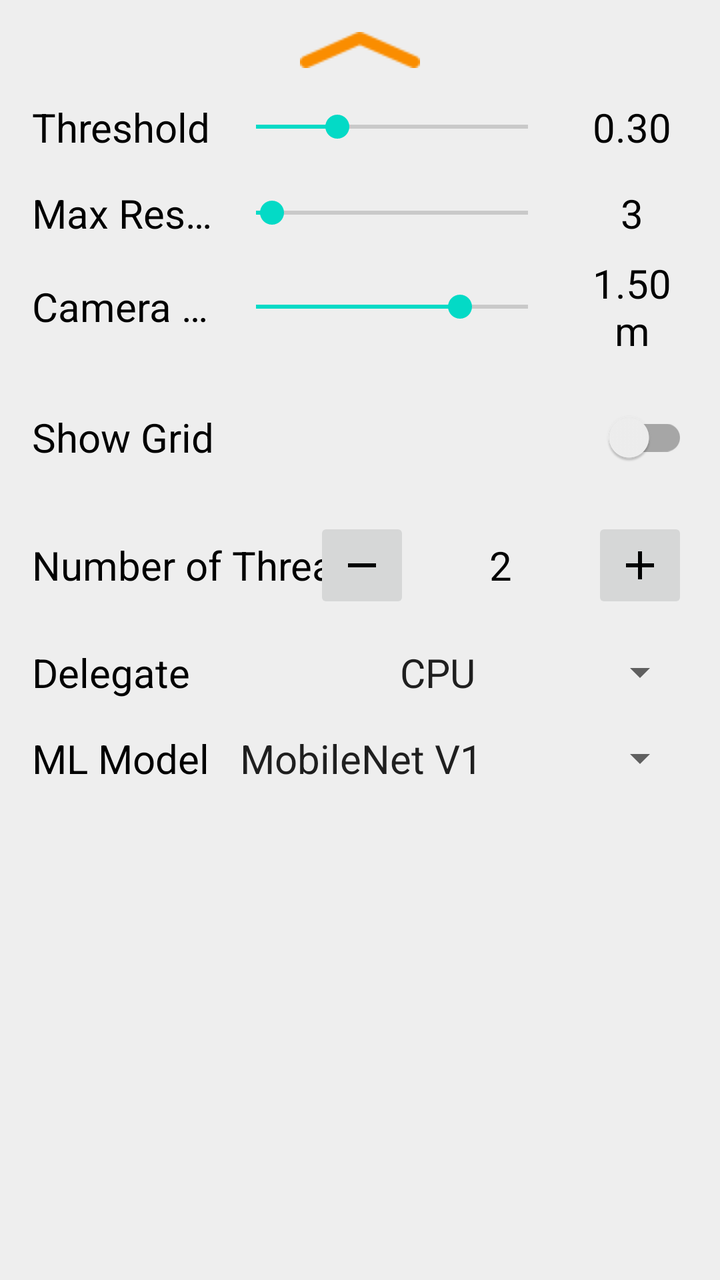
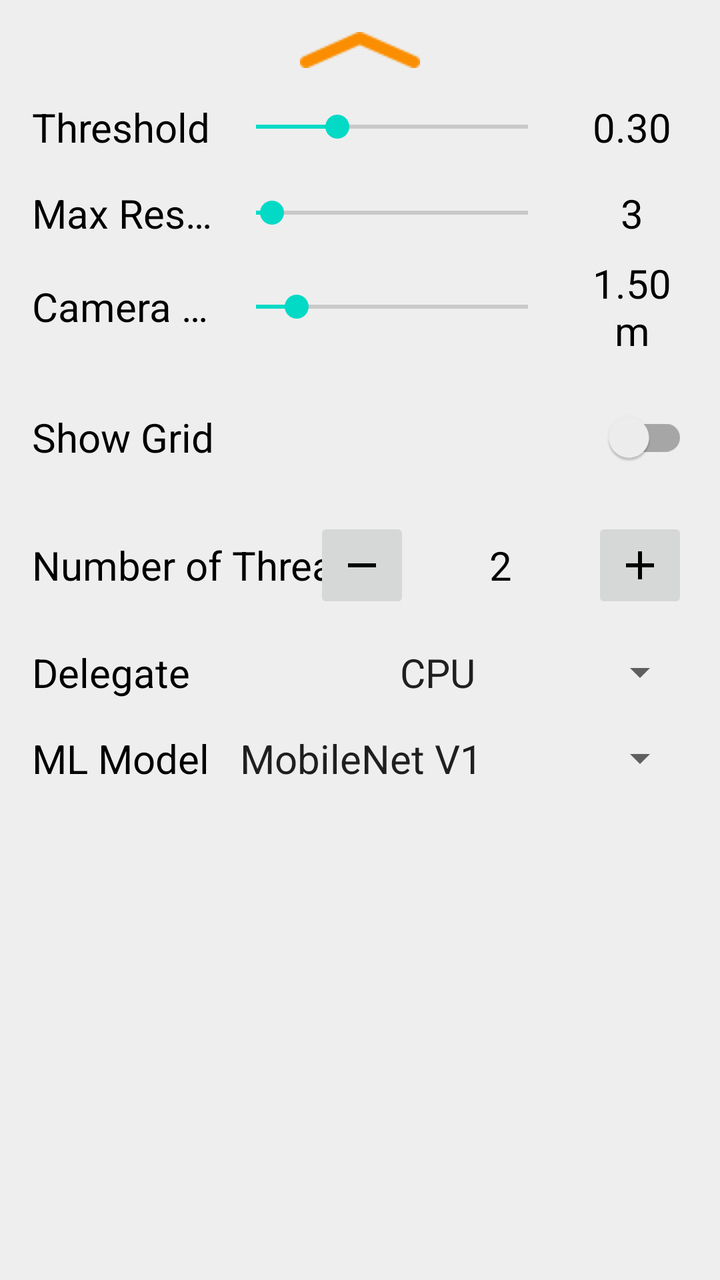

Screens rendered from an Android XML layout before and after an edit, with the pre-edit source and the edit as a unified diff.
<!-- AndroidManifest.xml: fallback theme Theme.MaterialComponents.DayNight.NoActionBar -->
<!-- res/layout/info_bottom_sheet.xml -->
<androidx.core.widget.NestedScrollView xmlns:android="http://schemas.android.com/apk/res/android"
    xmlns:app="http://schemas.android.com/apk/res-auto"
    android:id="@+id/bottom_sheet_layout"
    android:layout_width="match_parent"
    android:layout_gravity="center_horizontal"
    android:background="@color/bottom_sheet_background"
    android:gravity="center_horizontal"
    android:orientation="vertical"
    android:padding="@dimen/bottom_sheet_padding"
    android:layout_height="wrap_content"
    app:behavior_hideable="false"
    app:behavior_peekHeight="@dimen/bottom_sheet_peek_height"
    app:layout_behavior="com.google.android.material.bottomsheet.BottomSheetBehavior">

    <androidx.appcompat.widget.LinearLayoutCompat
        android:orientation="vertical"
        android:layout_width="match_parent"
        android:layout_height="match_parent">

        
        <RelativeLayout
            android:layout_height="wrap_content"
            android:layout_width="match_parent">
            <ImageView
                android:layout_width="wrap_content"
                android:layout_height="wrap_content"
                android:layout_centerHorizontal="true"
                android:layout_centerVertical="true"
                android:src="@drawable/icn_chevron_up"
                android:contentDescription="@string/alt_bottom_sheet_chevron" />
        </RelativeLayout>

        
        <LinearLayout
            android:layout_width="match_parent"
            android:layout_height="wrap_content"
            android:layout_marginTop="@dimen/bottom_sheet_default_row_margin"
            android:orientation="horizontal"
            android:gravity="center_vertical">

            <TextView
                android:id="@+id/threshold_label"
                android:layout_width="96dp"
                android:layout_height="wrap_content"
                android:maxLines="1"
                android:ellipsize="end"
                android:text="@string/label_confidence_threshold"
                android:textColor="@color/bottom_sheet_text_color"
                android:textSize="@dimen/bottom_sheet_text_size" />

            <SeekBar
                android:id="@+id/threshold_seek"
                android:layout_width="0dp"
                android:layout_height="wrap_content"
                android:layout_weight="1"
                android:max="100"
                android:progress="30"
                android:splitTrack="false" />

            <TextView
                android:id="@+id/threshold_value"
                android:layout_width="56dp"
                android:layout_height="wrap_content"
                android:layout_marginStart="8dp"
                android:gravity="center"
                android:text="0.30"
                android:textColor="@color/bottom_sheet_text_color"
                android:textSize="@dimen/bottom_sheet_text_size" />

        </LinearLayout>

        
        <LinearLayout
            android:layout_width="match_parent"
            android:layout_height="wrap_content"
            android:layout_marginTop="@dimen/bottom_sheet_default_row_margin"
            android:orientation="horizontal"
            android:gravity="center_vertical">

            <TextView
                android:id="@+id/max_results_label"
                android:layout_width="96dp"
                android:layout_height="wrap_content"
                android:maxLines="1"
                android:ellipsize="end"
                android:text="@string/label_max_results"
                android:textColor="@color/bottom_sheet_text_color"
                android:textSize="@dimen/bottom_sheet_text_size" />

            <SeekBar
                android:id="@+id/max_results_seek"
                android:layout_width="0dp"
                android:layout_height="wrap_content"
                android:layout_weight="1"
                android:max="50"
                android:progress="3"
                android:splitTrack="false" />

            <TextView
                android:id="@+id/max_results_value"
                android:layout_width="56dp"
                android:layout_height="wrap_content"
                android:layout_marginStart="8dp"
                android:gravity="center"
                android:text="3"
                android:textColor="@color/bottom_sheet_text_color"
                android:textSize="@dimen/bottom_sheet_text_size" />

        </LinearLayout>

        
        <LinearLayout
            android:layout_width="match_parent"
            android:layout_height="wrap_content"
            android:layout_marginTop="@dimen/bottom_sheet_small_row_margin"
            android:orientation="horizontal"
            android:gravity="center_vertical">

            <TextView
                android:id="@+id/camera_height_label"
                android:layout_width="96dp"
                android:layout_height="wrap_content"
                android:maxLines="1"
                android:ellipsize="end"
                android:text="Camera Height"
                android:textColor="@color/bottom_sheet_text_color"
                android:textSize="@dimen/bottom_sheet_text_size" />

            <SeekBar
                android:id="@+id/camera_height_seek"
                android:layout_width="0dp"
                android:layout_height="wrap_content"
                android:layout_weight="1"
                android:max="200"
                android:progress="150"
                android:splitTrack="false" />

            <TextView
                android:id="@+id/camera_height_value"
                android:layout_width="56dp"
                android:layout_height="wrap_content"
                android:layout_marginStart="8dp"
                android:gravity="center"
                android:text="1.50m"
                android:textColor="@color/bottom_sheet_text_color"
                android:textSize="@dimen/bottom_sheet_text_size" />

        </LinearLayout>

        
        <RelativeLayout
            android:layout_width="match_parent"
            android:layout_height="wrap_content"
            android:layout_marginTop="@dimen/bottom_sheet_default_row_margin">

            <TextView
                android:text="Show Grid"
                android:layout_width="wrap_content"
                android:layout_height="wrap_content"
                android:layout_centerVertical="true"
                android:textSize="@dimen/bottom_sheet_text_size"
                android:textColor="@color/bottom_sheet_text_color" />

            <androidx.appcompat.widget.SwitchCompat
                android:id="@+id/grid_toggle"
                android:layout_width="wrap_content"
                android:layout_height="wrap_content"
                android:layout_alignParentRight="true"
                android:layout_centerVertical="true"
                android:checked="false" />

        </RelativeLayout>

        
        <RelativeLayout
            android:layout_width="match_parent"
            android:layout_height="wrap_content"
            android:layout_marginTop="@dimen/bottom_sheet_default_row_margin"
            android:gravity="center"
            android:orientation="horizontal">

            <TextView
                android:layout_width="wrap_content"
                android:layout_height="wrap_content"
                android:text="@string/label_threads"
                android:layout_centerVertical="true"
                android:textSize="@dimen/bottom_sheet_text_size"
                android:textColor="@color/bottom_sheet_text_color" />
            <LinearLayout
                android:layout_width="wrap_content"
                android:layout_height="wrap_content"
                android:layout_alignParentRight="true"
                android:gravity="center_vertical"
                android:orientation="horizontal"
                >

                <androidx.appcompat.widget.AppCompatImageButton
                    android:id="@+id/threads_minus"
                    android:layout_width="@dimen/bottom_sheet_control_btn_size"
                    android:layout_height="@dimen/bottom_sheet_control_btn_size"
                    android:contentDescription="@string/alt_bottom_sheet_thread_button_minus"
                    android:src="@drawable/ic_minus" />

                <TextView
                    android:id="@+id/threads_value"
                    android:layout_width="wrap_content"
                    android:layout_height="wrap_content"
                    android:layout_marginLeft="@dimen/bottom_sheet_control_text_side_margin"
                    android:layout_marginRight="@dimen/bottom_sheet_control_text_side_margin"
                    android:gravity="center"
                    android:minEms="@integer/bottom_sheet_control_text_min_ems"
                    android:text="2"
                    android:textColor="@color/bottom_sheet_text_color"
                    android:textSize="@dimen/bottom_sheet_text_size" />

                <androidx.appcompat.widget.AppCompatImageButton
                    android:id="@+id/threads_plus"
                    android:layout_width="@dimen/bottom_sheet_control_btn_size"
                    android:layout_height="@dimen/bottom_sheet_control_btn_size"
                    android:contentDescription="@string/alt_bottom_sheet_thread_button_plus"
                    android:src="@drawable/ic_plus"  />
            </LinearLayout>
        </RelativeLayout>

        
        <RelativeLayout
            android:layout_width="match_parent"
            android:layout_height="wrap_content"
            android:layout_marginTop="@dimen/bottom_sheet_default_row_margin">

            <TextView
                android:text="@string/label_delegate"
                android:layout_width="wrap_content"
                android:layout_height="wrap_content"
                android:textSize="@dimen/bottom_sheet_text_size"
                android:textColor="@color/bottom_sheet_text_color" />

            <androidx.appcompat.widget.AppCompatSpinner
                android:id="@+id/spinner_delegate"
                android:layout_width="wrap_content"
                android:layout_height="wrap_content"
                android:minWidth="@dimen/bottom_sheet_spinner_delegate_min_width"

                android:spinnerMode="dropdown"
                android:theme="@style/BottomSheetSpinnerItemStyle"
                android:layout_alignParentRight="true"
                android:entries="@array/delegate_spinner_titles"/>

        </RelativeLayout>

        
        <RelativeLayout
            android:layout_width="match_parent"
            android:layout_height="wrap_content"
            android:layout_marginTop="@dimen/bottom_sheet_default_row_margin">

            <TextView
                android:text="@string/label_models"
                android:layout_width="wrap_content"
                android:layout_height="wrap_content"
                android:textSize="@dimen/bottom_sheet_text_size"
                android:textColor="@color/bottom_sheet_text_color" />

            <androidx.appcompat.widget.AppCompatSpinner
                android:id="@+id/spinner_model"
                android:layout_width="wrap_content"
                android:layout_height="wrap_content"
                android:minWidth="@dimen/bottom_sheet_spinner_model_min_width"
                android:spinnerMode="dropdown"
                android:theme="@style/BottomSheetSpinnerItemStyle"
                android:layout_alignParentRight="true"
                android:entries="@array/models_spinner_titles"/>

        </RelativeLayout>
    </androidx.appcompat.widget.LinearLayoutCompat>
</androidx.core.widget.NestedScrollView>
<!-- resources referenced by this layout -->
<resources>
  <string-array name="delegate_spinner_titles">
          <item>CPU</item>
          <item>GPU</item>
          <item>NNAPI</item>
      </string-array>
  <string-array name="models_spinner_titles">
          <item>MobileNet V1</item>
          <item>EfficientDet Lite0</item>
          <item>EfficientDet Lite1</item>
          <item>EfficientDet Lite2</item>
          <item>Yolo v11</item>
      </string-array>
  <color name="bottom_sheet_background">#EEEEEE</color>
  <color name="bottom_sheet_text_color">@android:color/black</color>
  <dimen name="bottom_sheet_control_btn_size">48dp</dimen>
  <dimen name="bottom_sheet_control_text_side_margin">10dp</dimen>
  <dimen name="bottom_sheet_default_row_margin">16dp</dimen>
  <dimen name="bottom_sheet_padding">16dp</dimen>
  <dimen name="bottom_sheet_peek_height">50dp</dimen>
  <dimen name="bottom_sheet_small_row_margin">8dp</dimen>
  <dimen name="bottom_sheet_spinner_delegate_min_width">160dp</dimen>
  <dimen name="bottom_sheet_spinner_model_min_width">240dp</dimen>
  <dimen name="bottom_sheet_text_size">20sp</dimen>
  <!-- drawable ic_minus (drawable) -->
  <vector xmlns:android="http://schemas.android.com/apk/res/android"
      android:width="24dp"
      android:height="24dp"
      android:viewportWidth="24"
      android:viewportHeight="24">
    <path
        android:fillColor="#FF000000"
        android:pathData="M19,13H5v-2h14v2z"/>
  </vector>
  <!-- drawable ic_plus (drawable) -->
  <vector xmlns:android="http://schemas.android.com/apk/res/android"
      android:width="24dp"
      android:height="24dp"
      android:viewportWidth="24"
      android:viewportHeight="24">
    <path
        android:fillColor="#FF000000"
        android:pathData="M19,13h-6v6h-2v-6H5v-2h6V5h2v6h6v2z"/>
  </vector>
  <!-- drawable icn_chevron_up: png bitmap (drawable, 596 bytes) -->
  <integer name="bottom_sheet_control_text_min_ems">3</integer>
  <string name="alt_bottom_sheet_chevron">Bottom sheet expandable indicator</string>
  <string name="alt_bottom_sheet_thread_button_minus">Decrease the number of threads used</string>
  <string name="alt_bottom_sheet_thread_button_plus">Increase the number of threads used</string>
  <string name="label_confidence_threshold">Threshold</string>
  <string name="label_delegate">Delegate</string>
  <string name="label_max_results">Max Results</string>
  <string name="label_models">ML Model</string>
  <string name="label_threads">Number of Threads</string>
  <style name="BottomSheetSpinnerItemStyle" parent="Widget.AppCompat.Light.DropDownItem.Spinner">
          <item name="android:textSize">@dimen/bottom_sheet_text_size</item>
      </style>
</resources>

<!-- the commit's change to res/layout/info_bottom_sheet.xml (unified diff, before → after) -->
@@ -131,7 +131,7 @@
                 android:layout_width="0dp"
                 android:layout_height="wrap_content"
                 android:layout_weight="1"
-                android:max="200"
+                android:max="1000"
                 android:progress="150"
                 android:splitTrack="false" />
 
